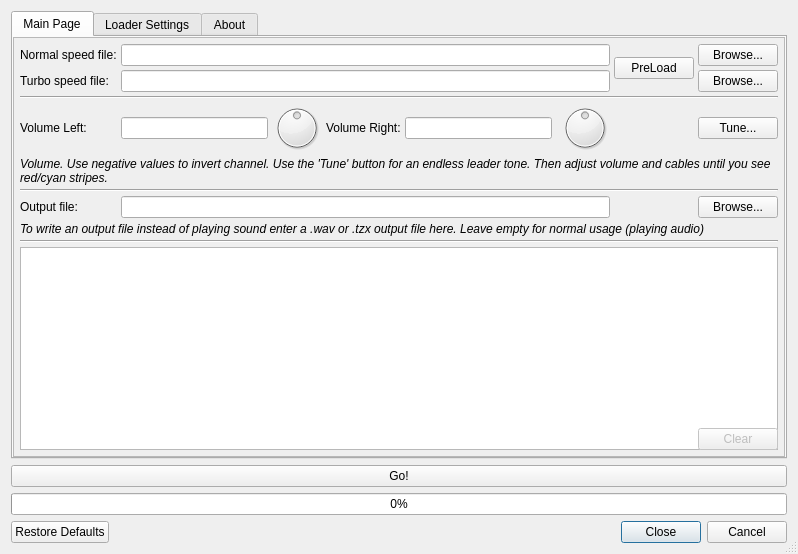
Above: zqloaderui/dialog.ui from oxidaan/zqloader before the change. Below: the same form after it.
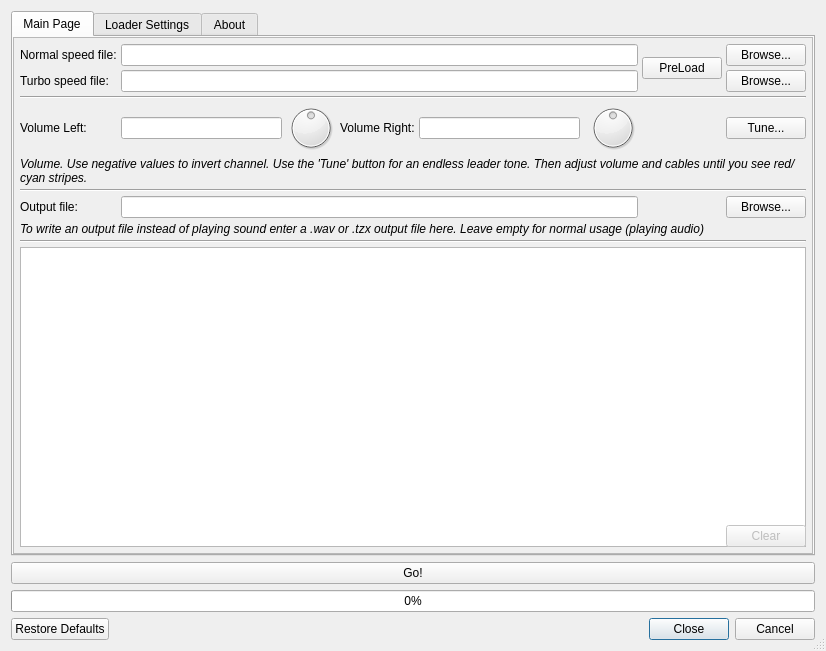
That is the form after the change. Custom widgets are drawn as their Qt base class.

Commit message: Tab order fixes

```diff
--- a/zqloaderui/dialog.ui
+++ b/zqloaderui/dialog.ui
@@ -6,8 +6,8 @@
    <rect>
     <x>0</x>
     <y>0</y>
-    <width>798</width>
-    <height>554</height>
+    <width>826</width>
+    <height>651</height>
    </rect>
   </property>
   <property name="sizePolicy">
@@ -94,8 +94,8 @@
            <rect>
             <x>0</x>
             <y>0</y>
-            <width>772</width>
-            <height>415</height>
+            <width>800</width>
+            <height>512</height>
            </rect>
           </property>
           <layout class="QGridLayout" name="gridLayout_3">
```
Left out of the diff: 18 changed lines with no effect on the pictures.
